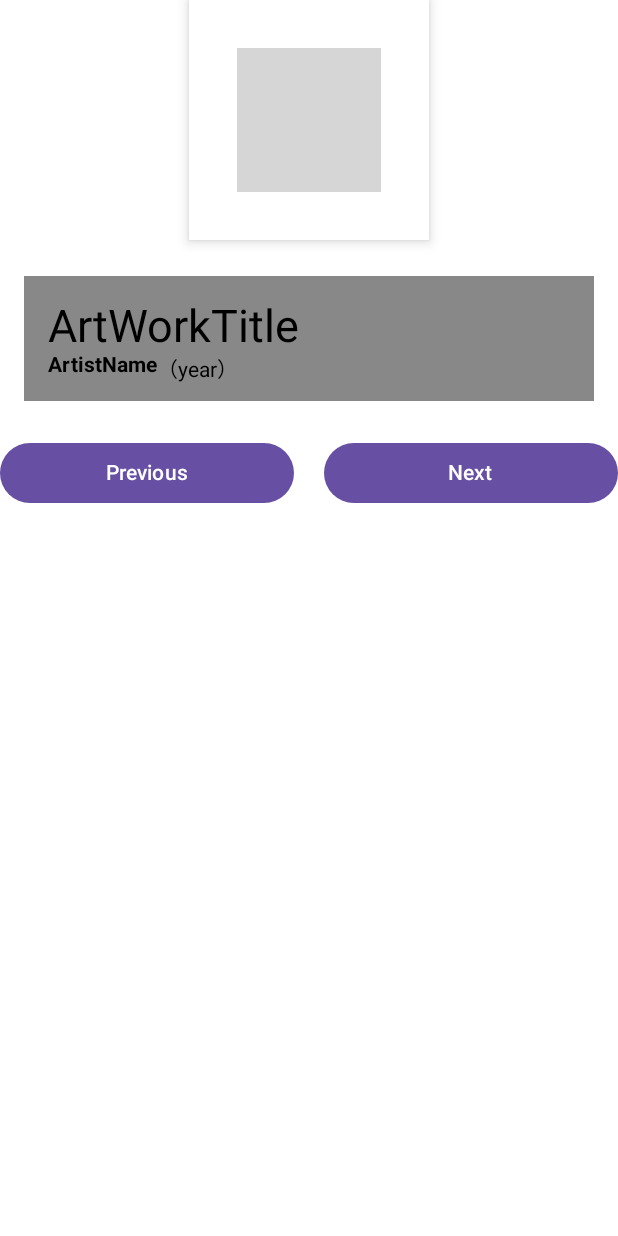
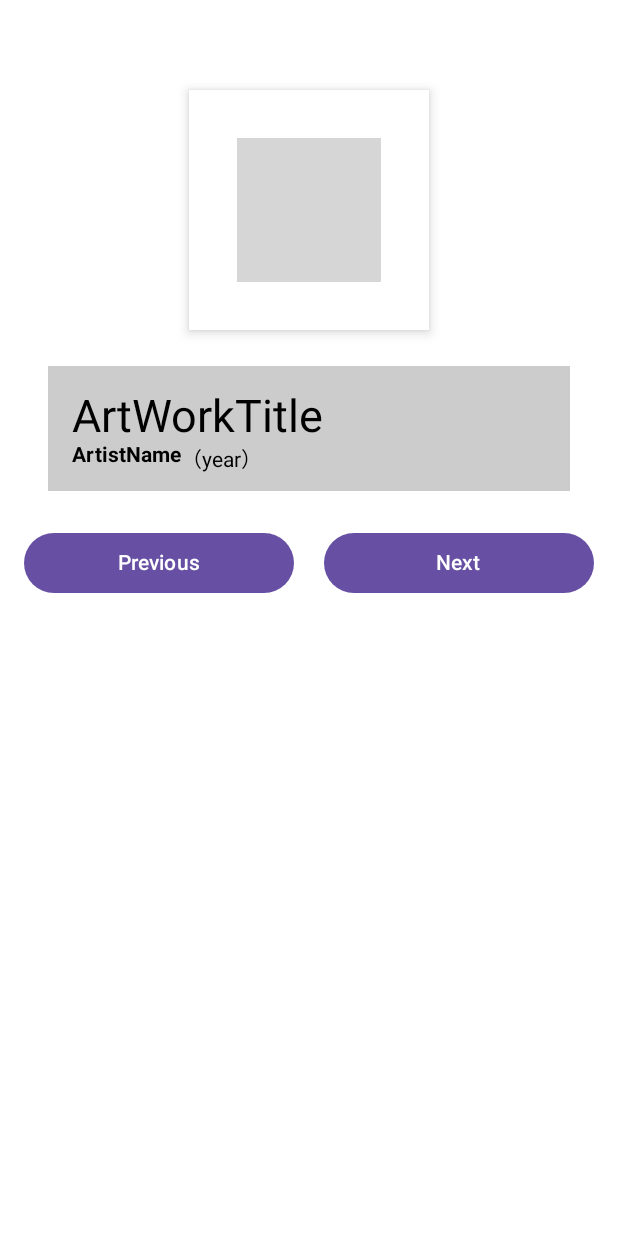
Before and after one commit to reo1109/kotlin_compose_practice, an Android app built with Jetpack Compose: the @Preview function ArtSpaceScreenPreview, on a phone screen of 412 x 824 dp. Run offline under Robolectric (Android 15) with nearby library versions, the phone set to English and light mode, and no system bars; grey boxes are pictures that could not be loaded.

Commit message:
ArtSpaceContentNO

```diff
--- a/ArtSpaceApp/app/src/main/java/com/example/artspaceapp/ui/ArtSpaceScreen.kt
+++ b/ArtSpaceApp/app/src/main/java/com/example/artspaceapp/ui/ArtSpaceScreen.kt
@@ -6,6 +6,7 @@ import androidx.compose.foundation.background
 import androidx.compose.foundation.layout.Column
 import androidx.compose.foundation.layout.Row
 import androidx.compose.foundation.layout.Spacer
+import androidx.compose.foundation.layout.fillMaxSize
 import androidx.compose.foundation.layout.fillMaxWidth
 import androidx.compose.foundation.layout.padding
 import androidx.compose.material3.Button
@@ -32,8 +33,37 @@ fun ArtSpaceScreen() {
 }
 
 @Composable
-fun ArtSpaceContent() {
-
+fun ArtSpaceContent(
+    @DrawableRes imageId: Int,
+    titleText: String,
+    artistName: String,
+    year: String,
+    onCLickPreviousButton: () -> Unit,
+    onClickNextButton: () -> Unit,
+) {
+    Column(
+        horizontalAlignment = Alignment.CenterHorizontally,
+        modifier = Modifier
+            .padding(bottom = 16.dp, start = 16.dp, end = 16.dp)
+            .fillMaxSize()
+    ) {
+        Spacer(modifier = Modifier.padding(top = 60.dp))
+        ImageSection(
+            imageId = imageId
+        )
+        TitleSection(
+            titleText = titleText,
+            artistName = artistName,
+            year = year,
+            modifier = Modifier
+                .padding(vertical = 24.dp, horizontal = 16.dp)
+                .fillMaxWidth()
+        )
+        ButtonSection(
+            onCLickPreviousButton = onCLickPreviousButton,
+            onClickNextButton = onClickNextButton,
+        )
+    }
 }
 
 @Composable
@@ -74,7 +104,7 @@ fun TitleSection(
     Column(
         modifier = modifier
             .background(
-                color = Color.Gray
+                color = Color.LightGray
             ),
         horizontalAlignment = Alignment.Start,
     ) {
@@ -96,9 +126,9 @@ fun TitleSection(
 
 @Composable
 fun ButtonSection(
-    modifier: Modifier,
     onCLickPreviousButton: () -> Unit,
     onClickNextButton: () -> Unit,
+    modifier: Modifier = Modifier,
 ) {
     Row(
         modifier = modifier
@@ -126,28 +156,12 @@ fun ButtonSection(
 @Preview
 @Composable
 private fun ArtSpaceScreenPreview() {
-    Column(
-        horizontalAlignment = Alignment.CenterHorizontally,
-        modifier = Modifier
-            .background(
-                color = Color.White
-            )
-        ) {
-        ImageSection(
-            imageId = R.drawable.hugaku
-        )
-        TitleSection(
-            titleText = "ArtWorkTitle",
-            artistName = "ArtistName",
-            year = "year",
-            modifier = Modifier
-                .padding(vertical = 24.dp, horizontal = 16.dp)
-                .fillMaxWidth()
-        )
-        ButtonSection(
-            modifier = Modifier,
-            onCLickPreviousButton = {},
-            onClickNextButton = {}
-        )
-    }
+    ArtSpaceContent(
+        imageId = R.drawable.hugaku,
+        titleText = "ArtWorkTitle",
+        artistName = "ArtistName",
+        year = "year",
+        onCLickPreviousButton = {},
+        onClickNextButton = {},
+    )
 }
```
Also changed, not shown: ArtSpaceApp/app/src/main/res/drawable/sakebi.jpeg (added).
